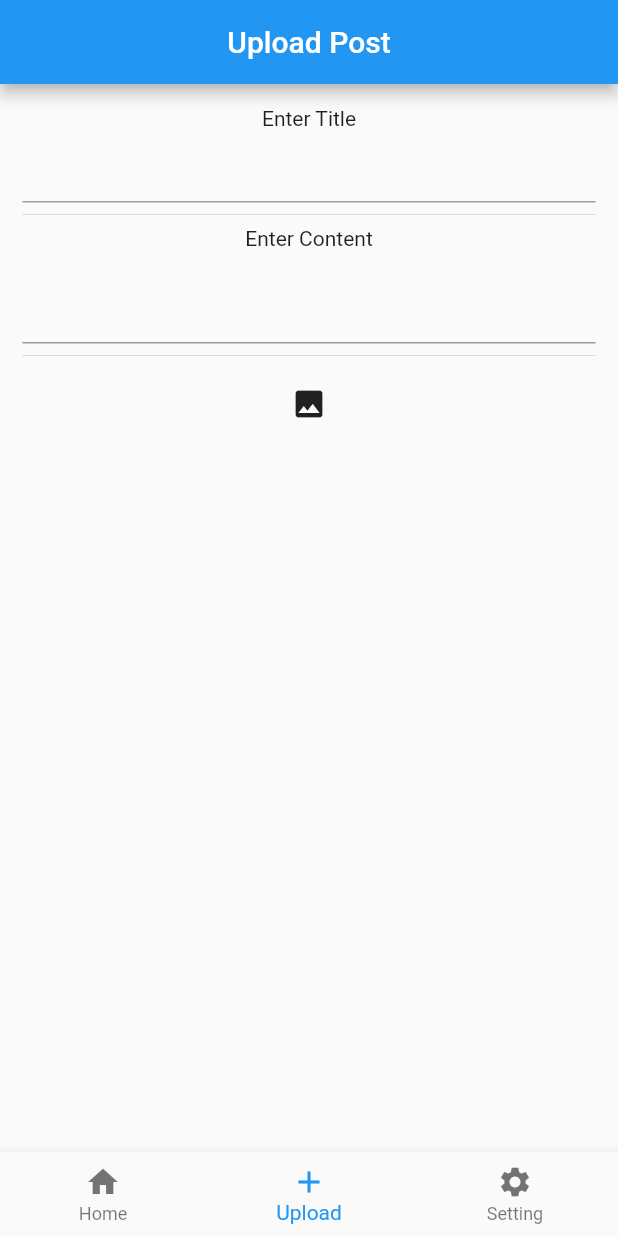
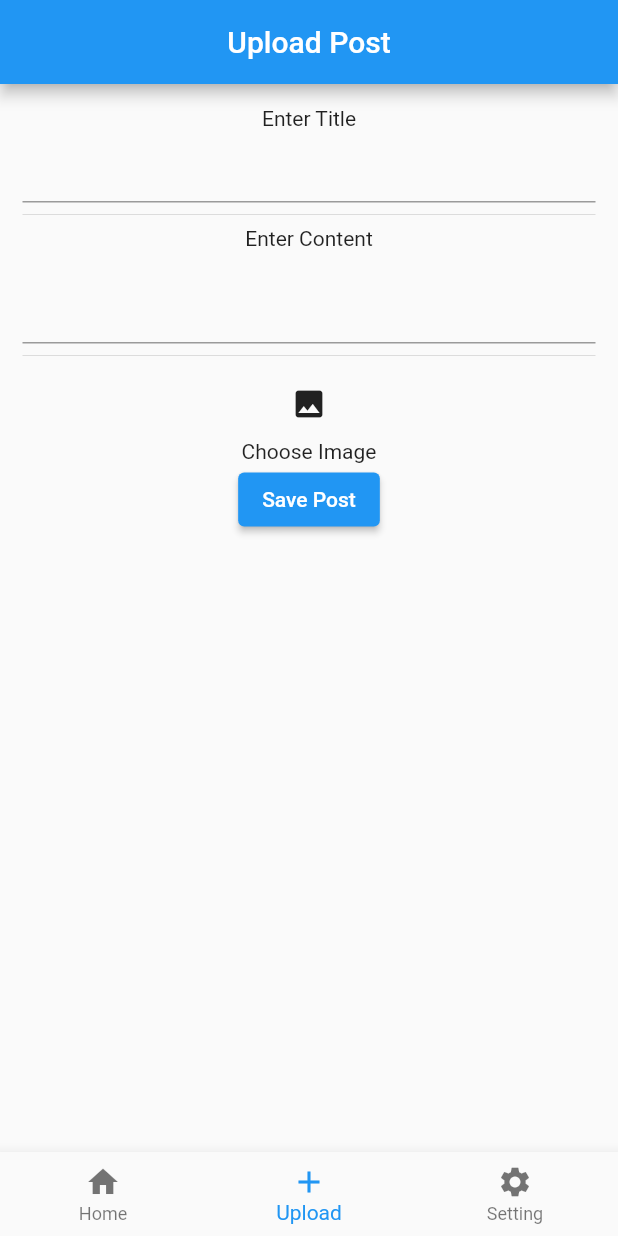
Before and after one commit to pyae-phyoe-naing/Get_X_Example, a Flutter app: the screen it shows after launch, item 2 of the bottom bar chosen, on a phone screen of 412 x 824 dp. Run offline on Flutter 3.47's test engine with Material 2 defaults, Android fonts, the phone set to English and light mode, and no system bars; our stand-ins replace dio, get, image_picker, shimmer; network calls fail.

Commit message:
fix add post api service and add post process

```diff
--- a/lib/controller/add_post_controller.dart
+++ b/lib/controller/add_post_controller.dart
@@ -7,7 +7,7 @@ class AddPostController extends GetxController {
   final PostApiService _postApiService = Get.find();
   Rx<AddPostState> addPostState = AddPostState().obs;
 
-  void AddPost({required String title,required String body,required D.FormData photo}) {
+  void addPost({required String title,required String body,required D.FormData? photo}) {
     addPostState.value = AddPostLoading();
     _postApiService.addPost(title: title, body: body, photo: photo).then((addPostResponse){
          addPostState.value = AddPostSuccess(addPostResponse);
--- a/lib/data/api_service/post_api_service.dart
+++ b/lib/data/api_service/post_api_service.dart
@@ -21,10 +21,10 @@ class PostApiService {
   Future<AddPostModel> addPost(
       {required String title,
       required String body,
-      required FormData photo}) async {
+      required FormData ?photo}) async {
     var result =
         await _dio.post('$baseUrl/post?title=$title&body=$body', data: photo);
-    AddPostModel addPostModel = result.data;
+    AddPostModel addPostModel = AddPostModel.fromJson(result.data);
     return addPostModel;
   }
 }
--- a/lib/screen/upload.dart
+++ b/lib/screen/upload.dart
@@ -1,6 +1,10 @@
+import 'dart:io';
+
 import 'package:blog_app/controller/add_post_controller.dart';
+import 'package:dio/dio.dart' as D;
 import 'package:flutter/material.dart';
 import 'package:get/get.dart';
+import 'package:image_picker/image_picker.dart';
 
 class Upload extends StatefulWidget {
   const Upload({Key? key}) : super(key: key);
@@ -12,6 +16,9 @@ class Upload extends StatefulWidget {
 class _UploadState extends State<Upload> {
   final AddPostController _addPostController = Get.put(AddPostController());
   final GlobalKey<FormState> _key = GlobalKey<FormState>();
+  final ImagePicker _imagePicker = ImagePicker();
+  File? _image;
+  String? _title, _body;
   @override
   Widget build(BuildContext context) {
     return Scaffold(
@@ -23,13 +30,15 @@ class _UploadState extends State<Upload> {
         AddPostState state = _addPostController.addPostState.value;
         if (state is AddPostLoading) {
           return const Center(child: CircularProgressIndicator());
-        } else if (state is AddPostSuccess) {
+        }
+         else if (state is AddPostError) {
+          return const Center(
+            child: Text('Error'),
+          );
+        }
+        else if (state is AddPostSuccess) {
           return Center(
             child: Text(state.addPostResponse.result ?? ''),
-          );
-        } else if (state is AddPostError) {
-          return const Center(
-            child: Text('Error'),
           );
         }
         return Form(
@@ -38,15 +47,63 @@ class _UploadState extends State<Upload> {
             padding: const EdgeInsets.all(15),
             child: Column(children: [
               const Text('Enter Title'),
-              TextFormField(),
+              TextFormField(
+                onSaved: (title) {
+                  _title = title;
+                },
+                validator: (title) {
+                  if (title == null || title.isEmpty) {
+                    return 'Enter Title';
+                  }
+                },
+              ),
               const Divider(),
               const Text('Enter Content'),
               TextFormField(
                 maxLines: 5,
                 minLines: 2,
+                onSaved: (body) {
+                  _body = body;
+                },
+                validator: (body) {
+                  if (body == null || body.isEmpty) {
+                    return 'Enter Content';
+                  }
+                },
               ),
               const Divider(),
-              IconButton(onPressed: () {}, icon: const Icon(Icons.photo))
+              IconButton(
+                  onPressed: () async {
+                    final XFile? file = await _imagePicker.pickImage(source: ImageSource.gallery);
+                    if (file != null) {
+                      setState(() {
+                        _image = File(file.path);
+                      });
+                    }
+                  },
+                  icon: const Icon(Icons.photo)),
+              (_image == null)
+                  ? const Text('Choose Image')
+                  : Image.file(
+                      _image!,
+                      height: 200,
+                    ),
+              ElevatedButton(
+                  onPressed: () async {
+                    D.MultipartFile? multipartFile;
+                    D.FormData? formData;
+                    if (_image != null) {
+                      multipartFile = await D.MultipartFile.fromFile(_image!.path,filename: 'image.png');
+                    }
+                    _key.currentState!.save();
+                    if (_key.currentState != null && _key.currentState!.validate()) {
+                      if (multipartFile != null) {
+                        formData = D.FormData.fromMap({'photo': multipartFile});
+                      }
+                      _addPostController.addPost(title: _title ?? '',body: _body ?? '',photo: formData);
+                    }
+                  },
+                  child: const Text('Save Post'))
             ]),
           ),
         );
```
